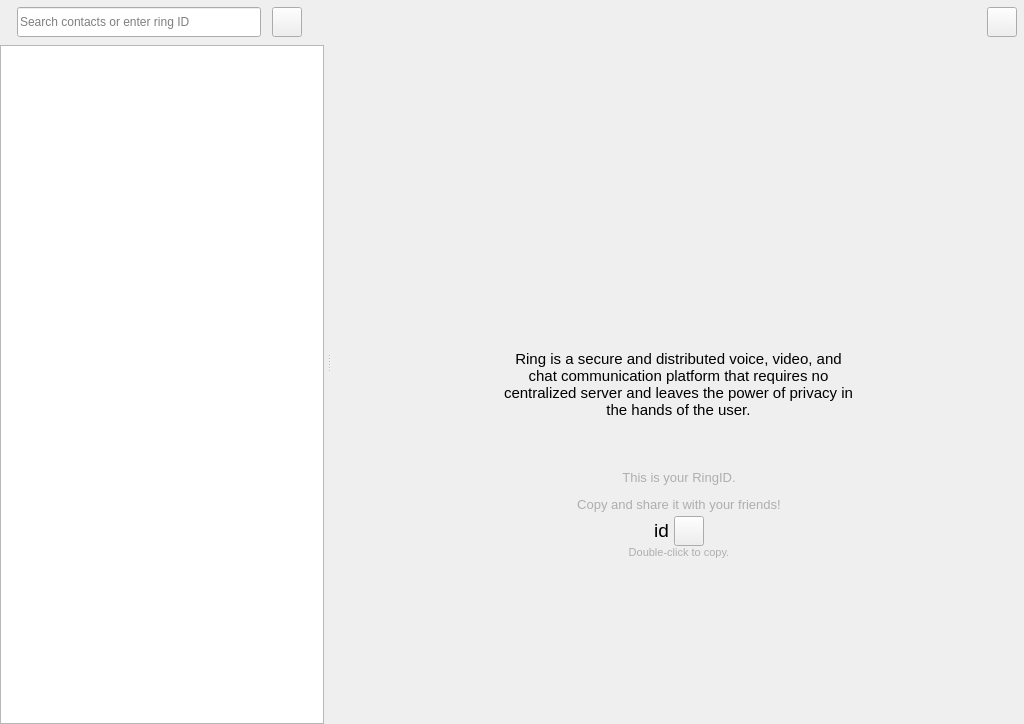
This is callwidget.ui in savoirfairelinux/jami-client-windows as Qt 5 draws it before an edit. The edited form follows.
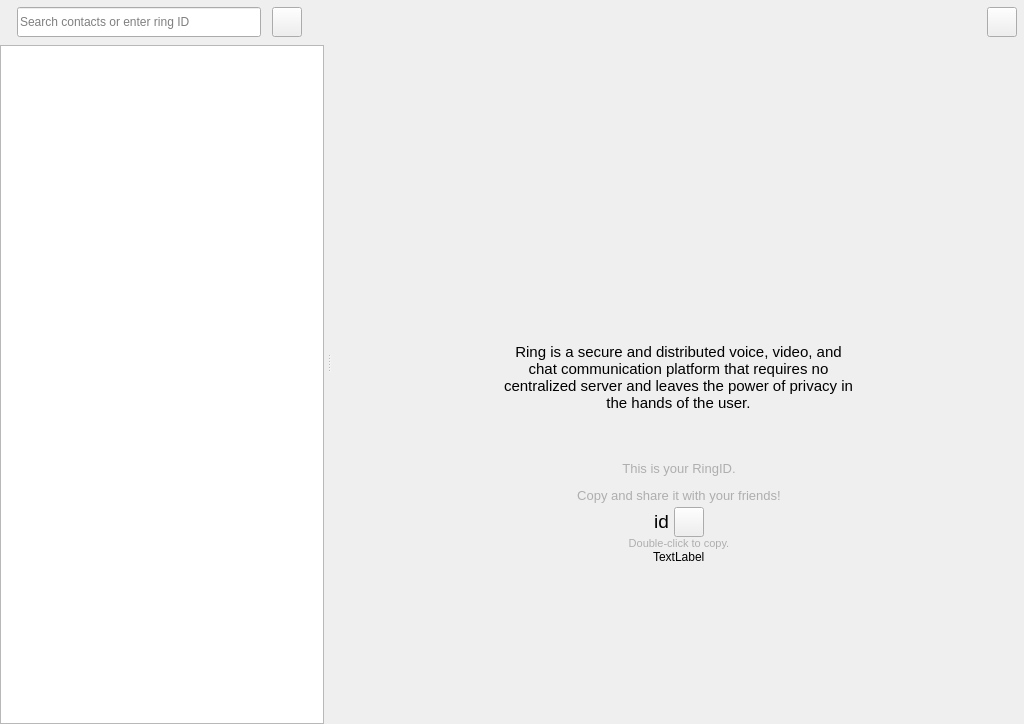
This is the edited form. Icons and pictures are not drawn. Custom widgets are drawn as their Qt base class.

Commit message:
share: refactor share menu to show a qrcode
- Share menu gives now the choice to share by mail
and to show a QRCode of the RingID

* This add a dependency to libqrencode

Tuleap: #499

```diff
--- a/callwidget.ui
+++ b/callwidget.ui
@@ -751,7 +751,7 @@
                    </spacer>
                   </item>
                   <item>
-                   <widget class="QPushButton" name="shareButton">
+                   <widget class="QToolButton" name="shareButton">
                     <property name="sizePolicy">
                      <sizepolicy hsizetype="Fixed" vsizetype="Fixed">
                       <horstretch>0</horstretch>
@@ -836,6 +836,13 @@
                   </property>
                  </widget>
                 </item>
+                <item alignment="Qt::AlignHCenter">
+                 <widget class="QLabel" name="qrLabel">
+                  <property name="text">
+                   <string>TextLabel</string>
+                  </property>
+                 </widget>
+                </item>
                 <item>
                  <spacer name="verticalSpacer_2">
                   <property name="orientation">
```
The commit also changes 5 other files.
